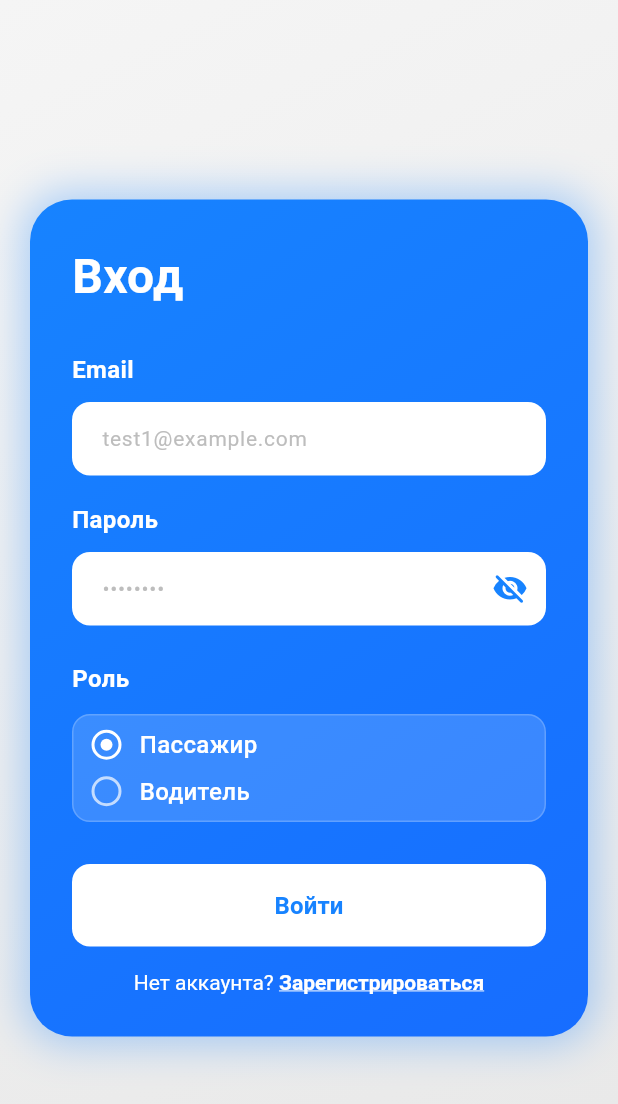
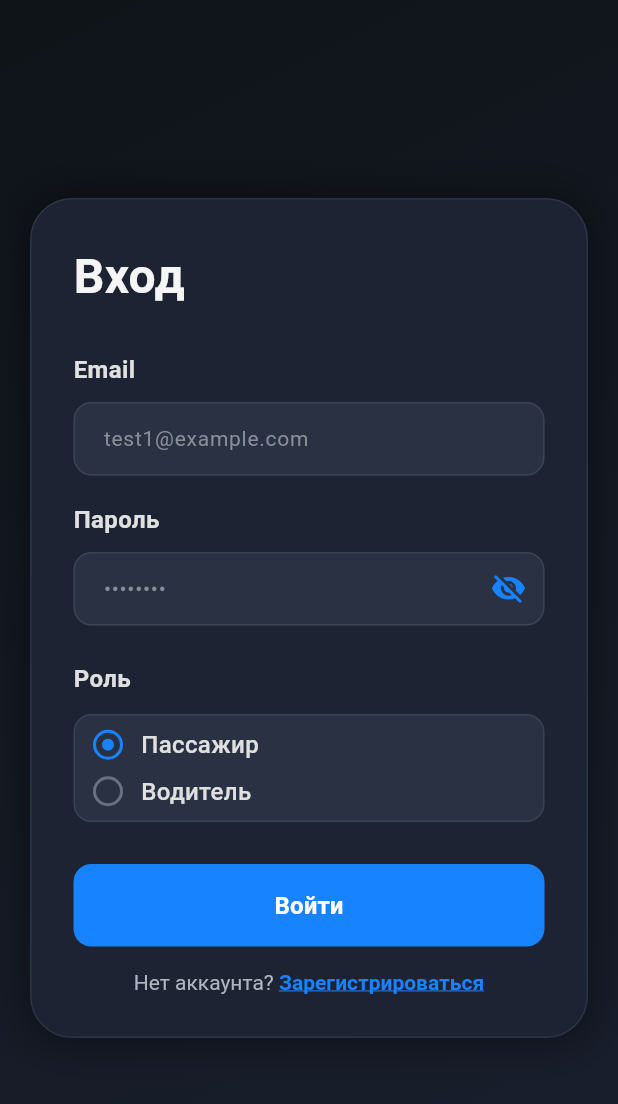
Before and after one commit to furnenshv123/fellow-traveller-mobile, a Flutter app: the AuthScreen screen opened by its route, on a phone screen of 412 x 824 dp. Shown: the top 1104 px of the screen. Run offline on Flutter 3.47's test engine with Material 3 defaults, Android fonts, the phone set to English and light mode, and no system bars; our stand-ins replace bloc, flutter_svg, go_router, hive; missing offline and left inert: liquid_glass_widgets; accounts and stored records are empty.

Commit message:
feat: corrected ui

```diff
--- a/lib/core/features/auth/presentation/screens/auth_screen.dart
+++ b/lib/core/features/auth/presentation/screens/auth_screen.dart
@@ -32,9 +32,8 @@ class _AuthScreenState extends State<AuthScreen> {
             begin: Alignment.topLeft,
             end: Alignment.bottomRight,
             colors: <Color>[
-              Color(0xFFF5F5F5),
-              Color(0xFFEEEEEE),
-              Color(0xFFE8E8E8),
+              Color(0xFF0F1419),
+              Color(0xFF1A1F2E),
             ],
           ),
         ),
@@ -43,18 +42,15 @@ class _AuthScreenState extends State<AuthScreen> {
             padding: const EdgeInsets.all(20),
             child: Container(
               decoration: BoxDecoration(
-                gradient: const LinearGradient(
-                  begin: Alignment.topLeft,
-                  end: Alignment.bottomRight,
-                  colors: <Color>[
-                    Color(0xFF1783FF),
-                    Color(0xFF176DFF),
-                  ],
+                color: const Color(0xFF1E2333),
+                borderRadius: BorderRadius.circular(28),
+                border: Border.all(
+                  color: const Color(0xFF2E3447),
+                  width: 1,
                 ),
-                borderRadius: BorderRadius.circular(28),
                 boxShadow: <BoxShadow>[
                   BoxShadow(
-                    color: const Color(0xFF1783FF).withValues(alpha: 0.35),
+                    color: Colors.black.withValues(alpha: 0.4),
                     blurRadius: 24,
                     spreadRadius: 4,
                   ),
@@ -68,7 +64,7 @@ class _AuthScreenState extends State<AuthScreen> {
                   const Text(
                     'Вход',
                     style: TextStyle(
-                      color: Colors.white,
+                      color: Color(0xFFF5F5F5),
                       fontSize: 32,
                       fontWeight: FontWeight.w700,
                     ),
@@ -77,7 +73,7 @@ class _AuthScreenState extends State<AuthScreen> {
                   const Text(
                     'Email',
                     style: TextStyle(
-                      color: Colors.white,
+                      color: Color(0xFFE0E0E0),
                       fontSize: 16,
                       fontWeight: FontWeight.w600,
                     ),
@@ -89,15 +85,32 @@ class _AuthScreenState extends State<AuthScreen> {
                     decoration: InputDecoration(
                       hintText: 'test1@example.com',
                       hintStyle: const TextStyle(
-                        color: Color(0xFFBDBDBD),
+                        color: Color(0xFF8A8E99),
                         fontSize: 14,
                         fontWeight: FontWeight.w400,
                       ),
                       filled: true,
-                      fillColor: Colors.white,
+                      fillColor: const Color(0xFF2A3142),
                       border: OutlineInputBorder(
                         borderRadius: BorderRadius.circular(12),
-                        borderSide: BorderSide.none,
+                        borderSide: const BorderSide(
+                          color: Color(0xFF3A4255),
+                          width: 1,
+                        ),
+                      ),
+                      enabledBorder: OutlineInputBorder(
+                        borderRadius: BorderRadius.circular(12),
+                        borderSide: const BorderSide(
+                          color: Color(0xFF3A4255),
+                          width: 1,
+                        ),
+                      ),
+                      focusedBorder: OutlineInputBorder(
+                        borderRadius: BorderRadius.circular(12),
+                        borderSide: const BorderSide(
+                          color: Color(0xFF1783FF),
+                          width: 2,
+                        ),
                       ),
                       contentPadding: const EdgeInsets.symmetric(
                         horizontal: 16,
@@ -105,7 +118,7 @@ class _AuthScreenState extends State<AuthScreen> {
                       ),
                     ),
                     style: const TextStyle(
-                      color: Color(0xFF1A1A1A),
+                      color: Color(0xFFE0E0E0),
                       fontSize: 14,
                       fontWeight: FontWeight.w500,
                     ),
@@ -114,7 +127,7 @@ class _AuthScreenState extends State<AuthScreen> {
                   const Text(
                     'Пароль',
                     style: TextStyle(
-                      color: Colors.white,
+                      color: Color(0xFFE0E0E0),
                       fontSize: 16,
                       fontWeight: FontWeight.w600,
                     ),
@@ -126,15 +139,32 @@ class _AuthScreenState extends State<AuthScreen> {
                     decoration: InputDecoration(
                       hintText: '••••••••',
                       hintStyle: const TextStyle(
-                        color: Color(0xFFBDBDBD),
+                        color: Color(0xFF8A8E99),
                         fontSize: 14,
                         fontWeight: FontWeight.w400,
                       ),
                       filled: true,
-                      fillColor: Colors.white,
+                      fillColor: const Color(0xFF2A3142),
                       border: OutlineInputBorder(
                         borderRadius: BorderRadius.circular(12),
-                        borderSide: BorderSide.none,
+                        borderSide: const BorderSide(
+                          color: Color(0xFF3A4255),
+                          width: 1,
+                        ),
+                      ),
+                      enabledBorder: OutlineInputBorder(
+                        borderRadius: BorderRadius.circular(12),
+                        borderSide: const BorderSide(
+                          color: Color(0xFF3A4255),
+                          width: 1,
+                        ),
+                      ),
+                      focusedBorder: OutlineInputBorder(
+                        borderRadius: BorderRadius.circular(12),
+                        borderSide: const BorderSide(
+                          color: Color(0xFF1783FF),
+                          width: 2,
+                        ),
                       ),
                       contentPadding: const EdgeInsets.symmetric(
                         horizontal: 16,
@@ -155,7 +185,7 @@ class _AuthScreenState extends State<AuthScreen> {
                       ),
                     ),
                     style: const TextStyle(
-                      color: Color(0xFF1A1A1A),
+                      color: Color(0xFFE0E0E0),
                       fontSize: 14,
                       fontWeight: FontWeight.w500,
                     ),
@@ -164,7 +194,7 @@ class _AuthScreenState extends State<AuthScreen> {
                   const Text(
                     'Роль',
                     style: TextStyle(
-                      color: Colors.white,
+                      color: Color(0xFFE0E0E0),
                       fontSize: 16,
                       fontWeight: FontWeight.w600,
                     ),
@@ -172,10 +202,10 @@ class _AuthScreenState extends State<AuthScreen> {
                   const SizedBox(height: 12),
                   Container(
                     decoration: BoxDecoration(
-                      color: Colors.white.withValues(alpha: 0.15),
+                      color: const Color(0xFF2A3142),
                       borderRadius: BorderRadius.circular(12),
                       border: Border.all(
-                        color: Colors.white.withValues(alpha: 0.2),
+                        color: const Color(0xFF3A4255),
                         width: 1,
                       ),
                     ),
@@ -213,7 +243,7 @@ class _AuthScreenState extends State<AuthScreen> {
                   FilledButton(
                     onPressed: () {},
                     style: FilledButton.styleFrom(
-                      backgroundColor: Colors.white,
+                      backgroundColor: const Color(0xFF1783FF),
                       shape: RoundedRectangleBorder(
                         borderRadius: BorderRadius.circular(12),
                       ),
@@ -222,7 +252,7 @@ class _AuthScreenState extends State<AuthScreen> {
                     child: const Text(
                       'Войти',
                       style: TextStyle(
-                        color: Color(0xFF1783FF),
+                        color: Colors.white,
                         fontSize: 16,
                         fontWeight: FontWeight.w700,
                       ),
@@ -238,7 +268,7 @@ class _AuthScreenState extends State<AuthScreen> {
                             TextSpan(
                               text: 'Нет аккаунта? ',
                               style: TextStyle(
-                                color: Colors.white,
+                                color: Color(0xFFB0B5C0),
                                 fontSize: 14,
                                 fontWeight: FontWeight.w400,
                               ),
@@ -246,7 +276,7 @@ class _AuthScreenState extends State<AuthScreen> {
                             TextSpan(
                               text: 'Зарегистрироваться',
                               style: TextStyle(
-                                color: Colors.white,
+                                color: Color(0xFF1783FF),
                                 fontSize: 14,
                                 fontWeight: FontWeight.w700,
                                 decoration: TextDecoration.underline,
@@ -282,7 +312,9 @@ class _AuthScreenState extends State<AuthScreen> {
             decoration: BoxDecoration(
               shape: BoxShape.circle,
               border: Border.all(
-                color: isSelected ? Colors.white : Colors.white70,
+                color: isSelected
+                    ? const Color(0xFF1783FF)
+                    : const Color(0xFF6A7080),
                 width: 2,
               ),
             ),
@@ -291,7 +323,7 @@ class _AuthScreenState extends State<AuthScreen> {
                     margin: const EdgeInsets.all(4),
                     decoration: const BoxDecoration(
                       shape: BoxShape.circle,
-                      color: Colors.white,
+                      color: Color(0xFF1783FF),
                     ),
                   )
                 : null,
@@ -300,7 +332,7 @@ class _AuthScreenState extends State<AuthScreen> {
           Text(
             label,
             style: const TextStyle(
-              color: Colors.white,
+              color: Color(0xFFE0E0E0),
               fontSize: 16,
               fontWeight: FontWeight.w500,
             ),
--- a/lib/core/features/driver/presentation/screens/my_drives_screen.dart
+++ b/lib/core/features/driver/presentation/screens/my_drives_screen.dart
@@ -42,14 +42,14 @@ class _DriverMyDrivesScreenState extends State<DriverMyRidesScreen> {
   @override
   Widget build(BuildContext context) {
     return Scaffold(
-      backgroundColor: const Color(0xFFF2F4F7),
+      backgroundColor: const Color(0xFF0F1419),
       appBar: AppBar(
-        backgroundColor: Colors.white,
+        backgroundColor: const Color(0xFF1E2333),
         elevation: 0,
         title: const Text(
           'Мои поездки',
           style: TextStyle(
-            color: Color(0xFF1A1D24),
+            color: Color(0xFFF5F5F5),
             fontSize: 24,
             fontWeight: FontWeight.w700,
           ),
--- a/lib/core/router/router.dart
+++ b/lib/core/router/router.dart
@@ -30,12 +30,18 @@ final router = GoRouter(
         return AuthScreen();
       },
     ),
-    ShellRoute(
-      navigatorKey: shellNavigatorKey,
-      builder: (BuildContext context, GoRouterState state, Widget child) {
+    StatefulShellRoute.indexedStack(
+      builder:
+          (
+            BuildContext context,
+            GoRouterState state,
+            StatefulNavigationShell child,
+          ) {
             return RootScreen(currentPath: state.uri.path, child: child);
           },
-      routes: <RouteBase>[
+      branches: [
+        StatefulShellBranch(
+          routes: [
             GoRoute(
               path: AppRoutesEnum.main.path,
               name: AppRoutesEnum.main.name,
@@ -43,6 +49,10 @@ final router = GoRouter(
                 return const MainScreen(initialRole: MainScreenRole.passenger);
               },
             ),
+          ],
+        ),
+        StatefulShellBranch(
+          routes: [
             GoRoute(
               path: AppRoutesEnum.rides.path,
               name: AppRoutesEnum.rides.name,
@@ -50,12 +60,18 @@ final router = GoRouter(
                 return const DriverMyRidesScreen();
               },
             ),
+          ],
+        ),
+        StatefulShellBranch(
+          routes: [
             GoRoute(
               path: AppRoutesEnum.profile.path,
               name: AppRoutesEnum.profile.name,
               builder: (BuildContext context, GoRouterState state) {
                 return const DriverProfileScreen();
               },
+            ),
+          ],
         ),
       ],
     ),
--- a/lib/core/utils/colors/app_colors.dart
+++ b/lib/core/utils/colors/app_colors.dart
@@ -4,5 +4,5 @@ class AppColors {
   static const Color primaryColor = Color(0xFF007BFF);
   static const Color backgroundColor = Color(0xFFF5F5F5);
   static const Color grayColor = Color(0xFFF0F0F0);
-
+  static const Color moonLightBlueColor = Color(0xFF164256);
 }
--- a/lib/core/utils/theme/light_theme.dart
+++ b/lib/core/utils/theme/light_theme.dart
@@ -59,4 +59,7 @@ class LightTheme implements ThemeImplementation {
 
   @override
   Color get deepLogo => AppColors.primaryColor;
+
+  @override
+  Color get bottomSheetBackground => AppColors.moonLightBlueColor;
 }
--- a/lib/core/utils/theme/theme_implementation.dart
+++ b/lib/core/utils/theme/theme_implementation.dart
@@ -12,7 +12,7 @@ class ThemeImplementation {
   String get fellowPeople => 'assets/images/fellow-people.svg';
   String get altAvatar => 'assets/images/alt-avatar.svg';
   Color get monoFormive => AppColors.grayColor;
-
+  Color get bottomSheetBackground => AppColors.moonLightBlueColor;
   Color get systemGray => AppColors.grayColor;
 
   Color get deepKupol => AppColors.grayColor;
```
Also changed, not shown: lib/core/features/passenger/presentation/components/search_component.dart (+17 -23 lines), lib/core/features/passenger/presentation/screens/my_drives_screen.dart (+9 -5 lines), lib/core/features/passenger/presentation/screens/profile_screen.dart (+4 -4 lines), lib/core/screens/main_screen.dart (+5 -6 lines), lib/core/screens/root_screen.dart (+12 -23 lines), lib/core/utils/theme/custom_theme.dart (+1 -10 lines). Lines whose indentation alone changed are shown as unchanged.
